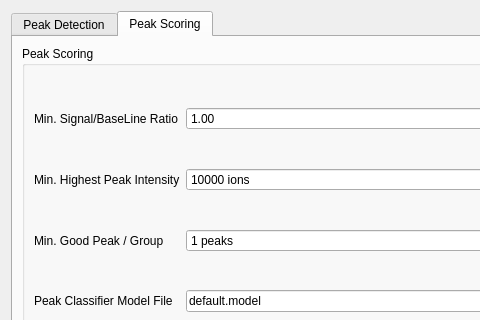
The window that src/maven/forms/peakdetectiondialog.ui (eugenemel/maven) describes before a commit, drawn with Qt 5; both pictures show x 0 to 480 and y 0 to 320 of the 802 by 978 pixel window.
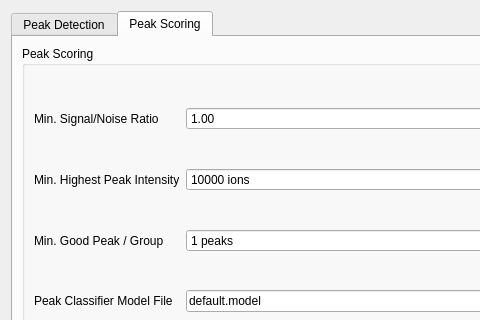
The same window after the commit. The open tabs and pages were chosen to show the change. Icons and pictures are not drawn.

Commit message: Issue 433: Switch from Signal/Baseline to Signal/Noise ratio.

What changed in the file:
```diff
--- a/src/maven/forms/peakdetectiondialog.ui
+++ b/src/maven/forms/peakdetectiondialog.ui
@@ -593,7 +593,7 @@
           <item row="3" column="0">
            <widget class="QLabel" name="label_6">
             <property name="text">
-             <string>Min. Signal/BaseLine Ratio</string>
+             <string>Min. Signal/Noise Ratio</string>
             </property>
            </widget>
           </item>
```
